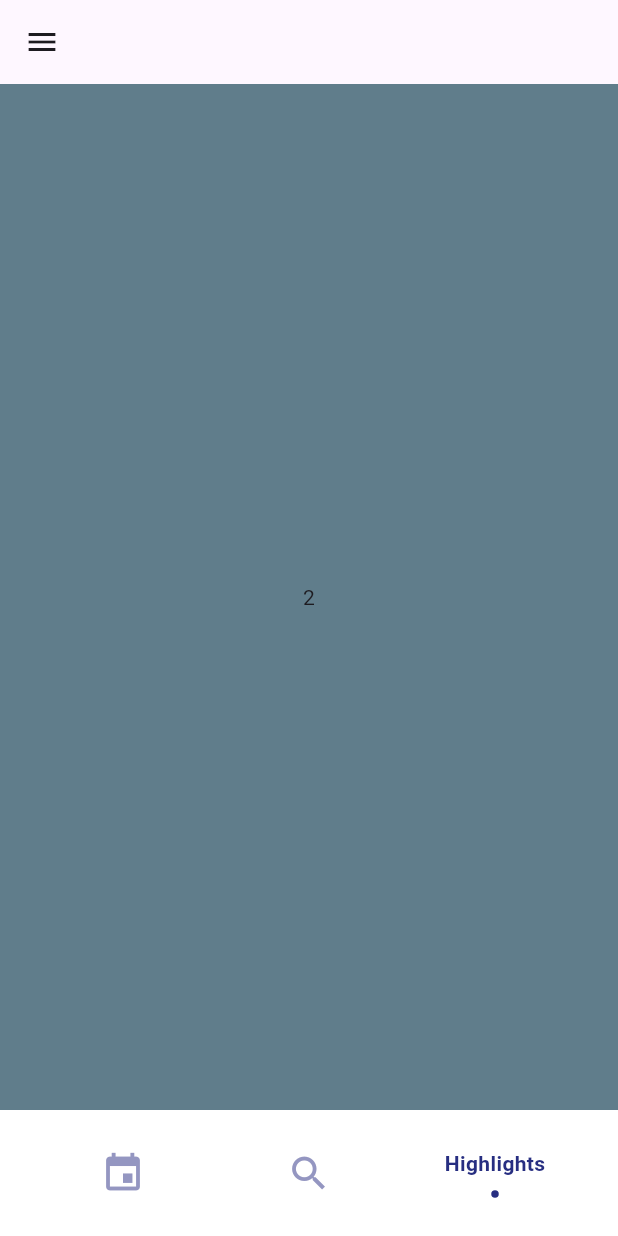
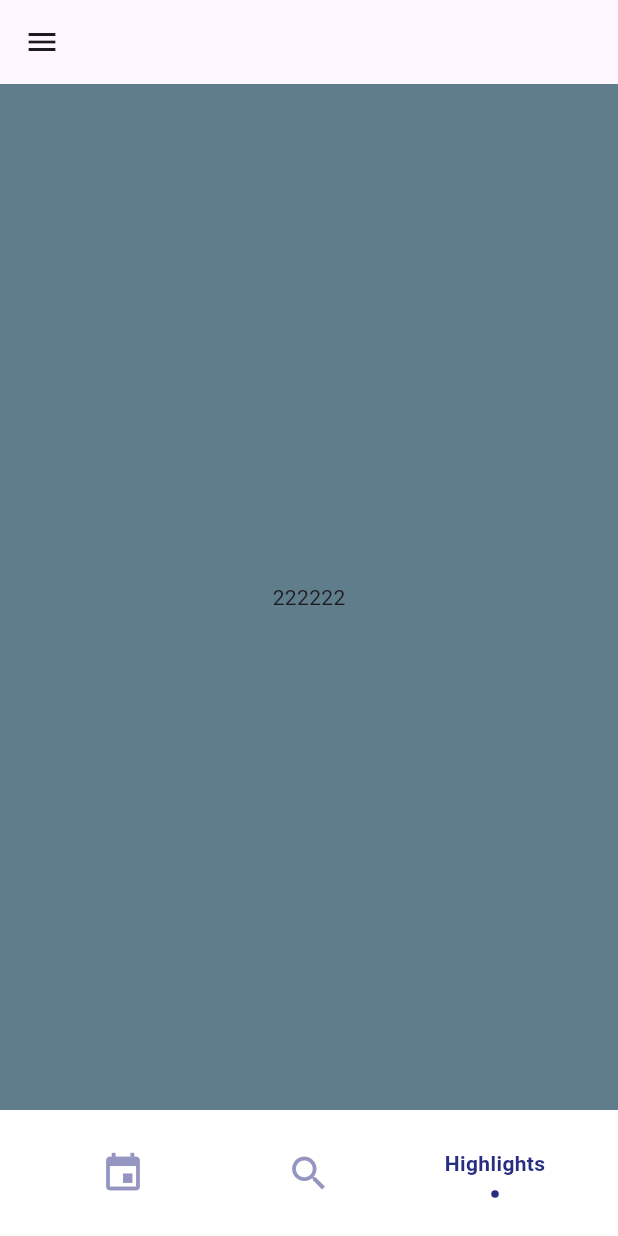
Before and after one commit to aadithyansr/shoppng_app, a Flutter app: the screen it shows after launch, item 3 of the bottom bar chosen, on a phone screen of 412 x 824 dp. Run offline on Flutter 3.47's test engine with Material 3 defaults, Android fonts, the phone set to English and light mode, and no system bars; drawn by our look-alikes of flashy_tab_bar2.

Commit message:
x commit

```diff
--- a/lib/screens/dra_bot.dart
+++ b/lib/screens/dra_bot.dart
@@ -14,8 +14,8 @@ class _samPState extends State<samP> {
 
   List<Widget> tabItems = [
     Column(children: [Padding(padding: EdgeInsets.all(1), child: body())]),
-    Center(child: Text("1")),
-    Center(child: Text("2")),
+    Center(child: Text("00000")),
+    Center(child: Text("222222")),
   ];
 
   @override
```
